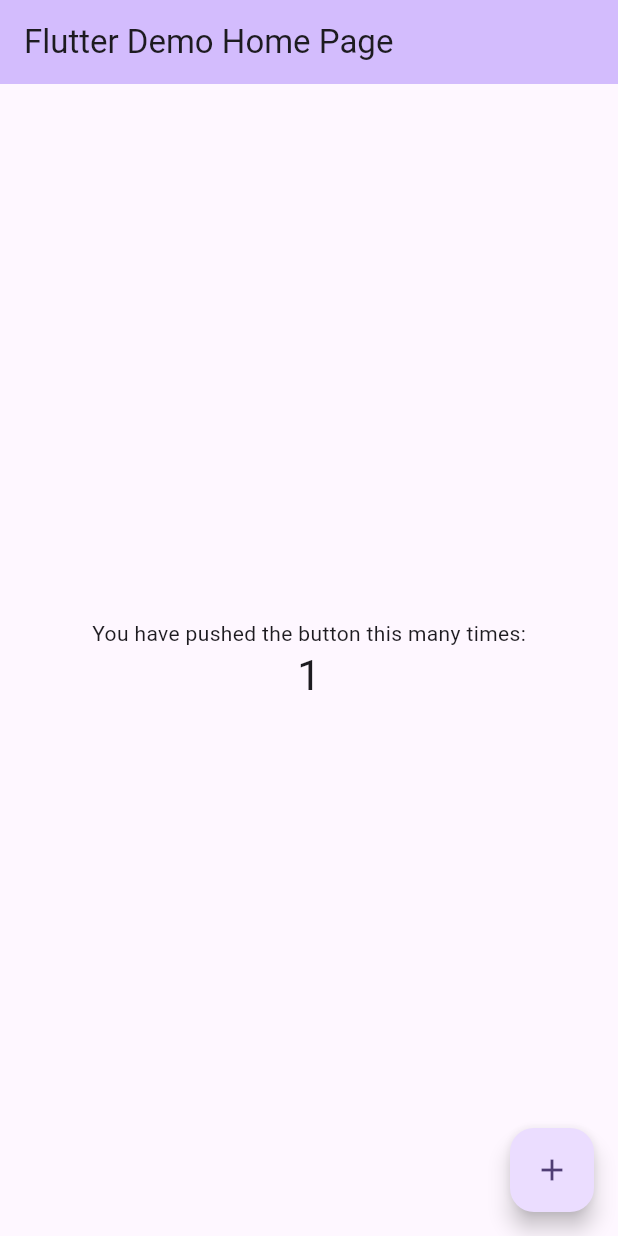
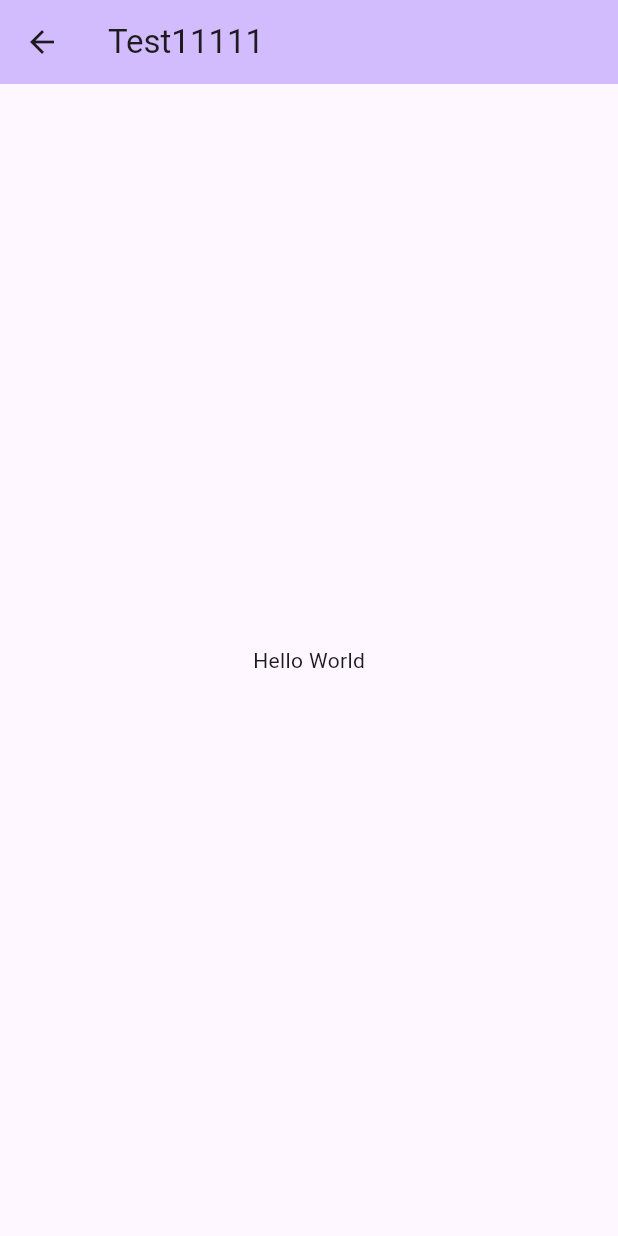
Before and after one commit to nguyennhatminh230801/Learning-Flutter-HIT, a Flutter app: the screen it shows after launch, after a tap on the "add" icon, on a phone screen of 412 x 824 dp. Run offline on Flutter 3.47's test engine with Material 2 defaults, Android fonts, the phone set to English and light mode, and no system bars; our stand-ins replace math_expressions; network calls fail.

Commit message:
learning routes buoi 4

```diff
--- a/Learning/Buoi4/lib/main.dart
+++ b/Learning/Buoi4/lib/main.dart
@@ -1,4 +1,7 @@
+import 'package:buoi_4/routes/routes.dart';
 import 'package:flutter/material.dart';
+
+import 'ui/homepage/my_home_page.dart';
 
 void main() {
   runApp(const MyApp());
@@ -11,60 +14,24 @@ class MyApp extends StatelessWidget {
   @override
   Widget build(BuildContext context) {
     return MaterialApp(
+      debugShowCheckedModeBanner: false,
       title: 'Flutter Demo',
+
+      routes: {
+        '/a': (context) => const MyHomePage(title: "kkkk")
+      },
+      onGenerateRoute: RouteGenerator.generateRoutes,
+      onUnknownRoute: (RouteSettings settings) {
+        return MaterialPageRoute<void>(
+          settings: settings,
+          builder: (BuildContext context) =>
+              const Scaffold(body: Center(child: Text('Not Found'))),
+        );
+      },
       theme: ThemeData(
         colorScheme: ColorScheme.fromSeed(seedColor: Colors.deepPurple),
         useMaterial3: true,
       ),
-      home: const MyHomePage(title: 'Flutter Demo Home Page'),
     );
   }
 }
-
-class MyHomePage extends StatefulWidget {
-  const MyHomePage({super.key, required this.title});
-
-  final String title;
-
-  @override
-  State<MyHomePage> createState() => _MyHomePageState();
-}
-
-class _MyHomePageState extends State<MyHomePage> {
-  int _counter = 0;
-
-  void _incrementCounter() {
-    setState(() {
-      _counter++;
-    });
-  }
-
-  @override
-  Widget build(BuildContext context) {
-    return Scaffold(
-      appBar: AppBar(
-        backgroundColor: Theme.of(context).colorScheme.inversePrimary,
-        title: Text(widget.title),
-      ),
-      body: Center(
-        child: Column(
-          mainAxisAlignment: MainAxisAlignment.center,
-          children: <Widget>[
-            const Text(
-              'You have pushed the button this many times:',
-            ),
-            Text(
-              '$_counter',
-              style: Theme.of(context).textTheme.headlineMedium,
-            ),
-          ],
-        ),
-      ),
-      floatingActionButton: FloatingActionButton(
-        onPressed: _incrementCounter,
-        tooltip: 'Increment',
-        child: const Icon(Icons.add),
-      ),
-    );
-  }
-}
--- /dev/null
+++ b/Learning/Buoi4/lib/routes/routes.dart
@@ -0,0 +1,24 @@
+import 'package:buoi_4/ui/testscreen/test_screen.dart';
+import 'package:flutter/material.dart';
+
+import '../ui/homepage/my_home_page.dart';
+
+class RouteGenerator {
+  static Route<dynamic>? generateRoutes(RouteSettings settings) {
+    final args = settings.arguments;
+
+    switch (settings.name) {
+      case '/':
+        return MaterialPageRoute(
+            builder: (context) => const MyHomePage(title: "Testt"));
+      case '/test':
+        return MaterialPageRoute(builder: (context) => const TestScreen());
+      default:
+        return MaterialPageRoute(builder: (context) => const Scaffold(
+          body: Center(
+            child: Text("Error routes"),
+          ),
+        ));
+    }
+  }
+}
--- /dev/null
+++ b/Learning/Buoi4/lib/ui/homepage/my_home_page.dart
@@ -0,0 +1,49 @@
+import 'package:flutter/material.dart';
+
+class MyHomePage extends StatefulWidget {
+  const MyHomePage({super.key, required this.title});
+
+  final String title;
+
+  @override
+  State<MyHomePage> createState() => _MyHomePageState();
+}
+
+class _MyHomePageState extends State<MyHomePage> {
+  final int _counter = 0;
+
+  @override
+  void initState() {
+    // TODO: implement initState
+    print("my home page screen");
+    super.initState();
+  }
+  @override
+  Widget build(BuildContext context) {
+    return Scaffold(
+      appBar: AppBar(
+        backgroundColor: Theme.of(context).colorScheme.inversePrimary,
+        title: Text(widget.title),
+      ),
+      body: Center(
+        child: Column(
+          mainAxisAlignment: MainAxisAlignment.center,
+          children: <Widget>[
+            const Text(
+              'You have pushed the button this many times:',
+            ),
+            Text(
+              '$_counter',
+              style: Theme.of(context).textTheme.headlineMedium,
+            ),
+          ],
+        ),
+      ),
+      floatingActionButton: FloatingActionButton(
+        onPressed: () => Navigator.of(context).pushNamed('/test'),
+        tooltip: 'Increment',
+        child: const Icon(Icons.add),
+      ),
+    );
+  }
+}
--- /dev/null
+++ b/Learning/Buoi4/lib/ui/testscreen/test_screen.dart
@@ -0,0 +1,30 @@
+import 'package:flutter/material.dart';
+
+class TestScreen extends StatefulWidget {
+  const TestScreen({Key? key}) : super(key: key);
+
+  @override
+  State<TestScreen> createState() => _TestScreenState();
+}
+
+class _TestScreenState extends State<TestScreen> {
+  @override
+  void initState() {
+    // TODO: implement initState
+    print("test screen");
+    super.initState();
+  }
+  @override
+  Widget build(BuildContext context) {
+    return Scaffold(
+      appBar: AppBar(
+        backgroundColor: Theme.of(context).colorScheme.inversePrimary,
+        title: const Text("Test11111"),
+      ),
+      body: const SafeArea(
+          child: Center(
+        child: Text("Hello World"),
+      )),
+    );
+  }
+}
```
